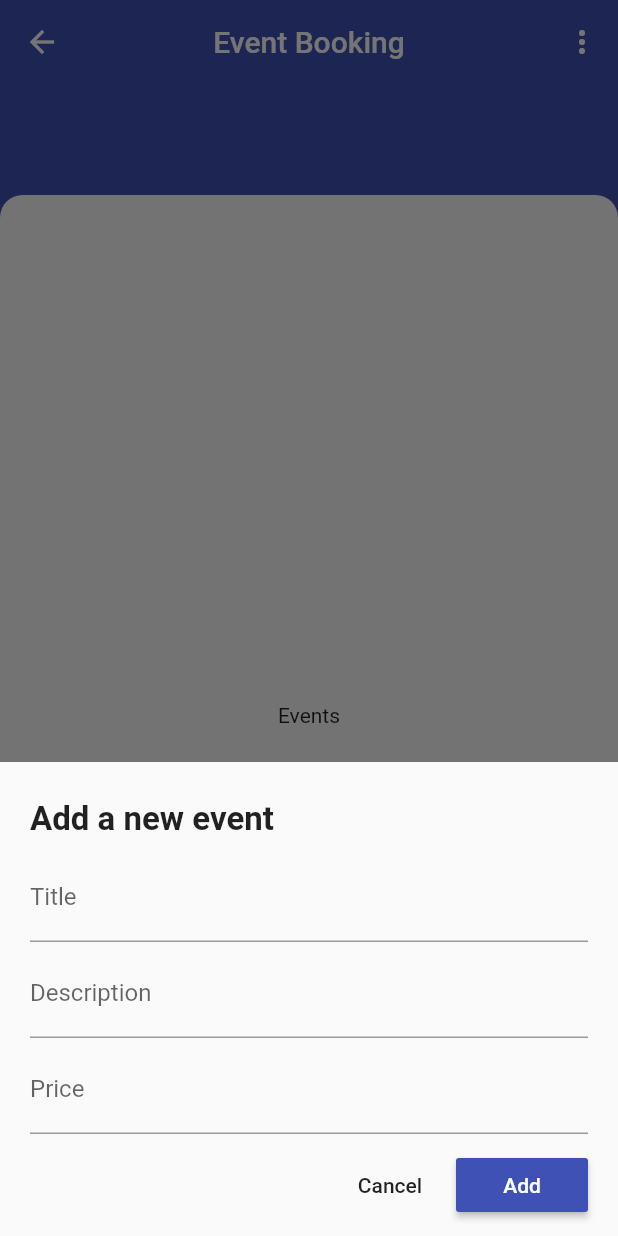
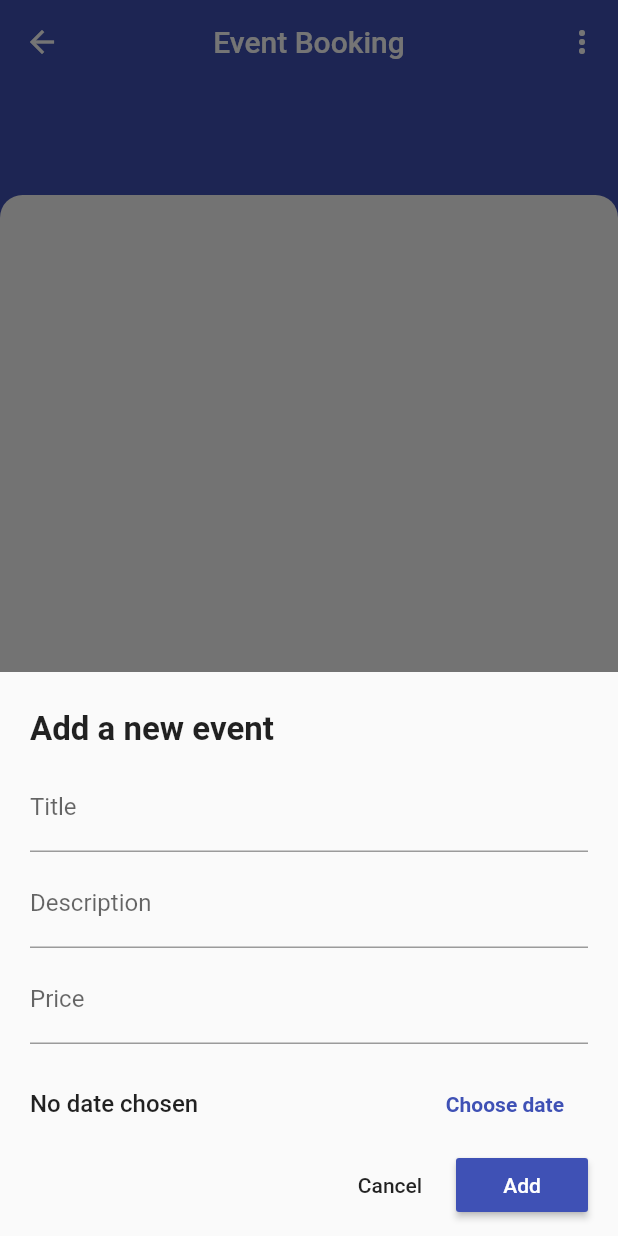
Before and after one commit to MahdiArabpour/event_booking_frontend, a Flutter app: the DashboardPage screen opened by its route, after a tap on the "add" icon, on a phone screen of 412 x 824 dp. Run offline on Flutter 3.47's test engine with Material 2 defaults, Android fonts, the phone set to English and light mode, and no system bars; our stand-ins replace built_collection, built_value, equatable, flutter_bloc, flutter_secure_storage, fluttertoast and 2 more; accounts and stored records are empty; generated files the repository leaves out were written again; Roboto replaces fonts that are missing (OpenSans).

Commit message:
added DatePicker

```diff
--- a/lib/src/app.dart
+++ b/lib/src/app.dart
@@ -1,10 +1,9 @@
 import 'package:event_booking/service_locator.dart';
 import 'package:event_booking/src/ui/global/theme/bloc/bloc.dart';
 import 'package:event_booking/src/ui/global/theme/provider/theme_provider.dart';
-import 'package:event_booking/src/ui/pages/auth_page/auth_page.dart';
 import 'package:event_booking/src/ui/pages/auth_page/bloc/submit_bloc/bloc.dart';
+import 'package:event_booking/src/ui/pages/dashboard_page/dashboard-page.dart';
 import 'package:event_booking/src/ui/pages/settings_page/settings_page.dart';
-import 'file:///D:/Programing%20Projects/flutter_projects/event_booking/lib/src/ui/pages/dashboard_page/dashboard-page.dart';
 import 'package:flutter/material.dart';
 import 'package:flutter_bloc/flutter_bloc.dart';
 import 'package:provider/provider.dart';
--- a/lib/src/ui/pages/auth_page/bloc/submit_bloc/submit_bloc.dart
+++ b/lib/src/ui/pages/auth_page/bloc/submit_bloc/submit_bloc.dart
@@ -1,6 +1,5 @@
 import 'package:flutter_bloc/flutter_bloc.dart';
 import 'package:meta/meta.dart';
-import '../../../../../../service_locator.dart';
 import 'bloc.dart';
 
 import '../../../../../usecases/login.dart';
--- a/lib/src/ui/pages/dashboard_page/dashboard-page.dart
+++ b/lib/src/ui/pages/dashboard_page/dashboard-page.dart
@@ -27,7 +27,7 @@ class DashboardPage extends StatelessWidget {
         ],
         appBarBottom: TabBar(
           unselectedLabelColor: Theme.of(context).unselectedWidgetColor,
-          indicator: CircleTabIndicator(radius: 3.0),
+          indicator: CircleTabIndicator(strokeWidth: 4.0, lineWidth: MediaQuery.of(context).size.width / 3),
           tabs: <Widget>[
             Tab(
               icon: Icon(Icons.event),
--- a/lib/src/ui/pages/dashboard_page/tab_bar_indicator_painter/circle_tab_indicator.dart
+++ b/lib/src/ui/pages/dashboard_page/tab_bar_indicator_painter/circle_tab_indicator.dart
@@ -3,8 +3,8 @@ import 'package:flutter/material.dart';
 class CircleTabIndicator extends Decoration {
   final BoxPainter _painter;
 
-  CircleTabIndicator({Color color = Colors.white, @required double radius})
-      : _painter = _CirclePainter(color, radius);
+  CircleTabIndicator({Color color = Colors.white, @required double strokeWidth, @required lineWidth})
+      : _painter = _CirclePainter(color, strokeWidth, lineWidth);
 
   @override
   BoxPainter createBoxPainter([onChanged]) => _painter;
@@ -12,17 +12,23 @@ class CircleTabIndicator extends Decoration {
 
 class _CirclePainter extends BoxPainter {
   final Paint _paint;
-  final double radius;
+  final double strokeWidth;
+  final double lineWidth;
 
-  _CirclePainter(Color color, this.radius)
+  _CirclePainter(Color color, this.strokeWidth, this.lineWidth)
       : _paint = Paint()
     ..color = color
+    ..strokeWidth = strokeWidth
     ..isAntiAlias = true;
 
   @override
   void paint(Canvas canvas, Offset offset, ImageConfiguration cfg) {
-    final Offset circleOffset =
-        offset + Offset(cfg.size.width / 2, cfg.size.height - radius - 5);
-    canvas.drawCircle(circleOffset, radius, _paint);
+    final Offset leftOffset =
+        offset + Offset(cfg.size.width / 2 - lineWidth / 2, cfg.size.height - (strokeWidth / 2) - 5);
+    final Offset rightOffset =
+        offset + Offset(cfg.size.width / 2 + lineWidth / 2, cfg.size.height - (strokeWidth / 2) - 5);
+    canvas.drawCircle(leftOffset, strokeWidth / 2, _paint);
+    canvas.drawLine(leftOffset, rightOffset, _paint);
+    canvas.drawCircle(rightOffset, strokeWidth / 2, _paint);
   }
 }
--- a/lib/src/ui/pages/dashboard_page/widgets/modal_bottom_sheet_body.dart
+++ b/lib/src/ui/pages/dashboard_page/widgets/modal_bottom_sheet_body.dart
@@ -1,6 +1,25 @@
 import 'package:flutter/material.dart';
+import 'package:intl/intl.dart';
 
-class ModalBottomSheetBody extends StatelessWidget {
+class ModalBottomSheetBody extends StatefulWidget {
+  @override
+  _ModalBottomSheetBodyState createState() => _ModalBottomSheetBodyState();
+}
+
+class _ModalBottomSheetBodyState extends State<ModalBottomSheetBody> {
+  DateTime _selectedDate;
+
+  _onChooseDateButtonPressed(BuildContext context) async {
+    final pickedDate = await showDatePicker(
+      context: context,
+      initialDate: DateTime.now(),
+      firstDate: DateTime(2000),
+      lastDate: DateTime.now(),
+    );
+    if (pickedDate == null) return;
+    setState(() => _selectedDate = pickedDate);
+  }
+
   @override
   Widget build(BuildContext context) {
     return SingleChildScrollView(
@@ -14,51 +33,76 @@ class ModalBottomSheetBody extends StatelessWidget {
         child: Column(
           crossAxisAlignment: CrossAxisAlignment.start,
           children: <Widget>[
-            Text(
+            const Text(
               "Add a new event",
               style: TextStyle(
                 fontSize: 22.0,
                 fontWeight: FontWeight.bold,
               ),
             ),
-            SizedBox(
+            const SizedBox(
               height: 10.0,
             ),
-            TextField(
+            const TextField(
               decoration: InputDecoration(
                 labelText: "Title",
               ),
             ),
-            SizedBox(
+            const SizedBox(
               height: 5.0,
             ),
-            TextField(
+            const TextField(
               decoration: InputDecoration(
                 labelText: "Description",
               ),
             ),
-            SizedBox(
+            const SizedBox(
               height: 5.0,
             ),
-            TextField(
+            const TextField(
               keyboardType: TextInputType.numberWithOptions(),
               decoration: InputDecoration(
                 labelText: "Price",
               ),
             ),
-            SizedBox(
+            const SizedBox(
               height: 10.0,
+            ),
+            Container(
+              height: 60,
+              child: Row(
+                mainAxisAlignment: MainAxisAlignment.spaceBetween,
+                children: <Widget>[
+                  Text(
+                    _selectedDate == null
+                        ? 'No date chosen'
+                        : 'Date: ${DateFormat.yMMMd().format(_selectedDate)}',
+                    style: TextStyle(
+                      fontSize: 16.0,
+                      fontWeight: FontWeight.w500,
+                    ),
+                  ),
+                  FlatButton(
+                    textColor: Theme.of(context).primaryColor,
+                    onPressed: () => _onChooseDateButtonPressed(context),
+                    child: const Text(
+                      'Choose date',
+                      style: TextStyle(fontWeight: FontWeight.bold),
+                    ),
+                  ),
+                ],
+              ),
             ),
             Row(
               mainAxisAlignment: MainAxisAlignment.end,
               children: <Widget>[
                 FlatButton(
                   onPressed: () => Navigator.of(context).pop(),
-                  child: Text('Cancel'),
+                  child: const Text('Cancel'),
                 ),
                 RaisedButton(
                   onPressed: () {},
-                  child: Text('Add'),
+                  child: const Text('Add'),
                   color: Theme.of(context).primaryColor,
                   textColor: Colors.white,
                 ),
--- a/lib/src/ui/pages/dashboard_page/widgets/over_flow_menu.dart
+++ b/lib/src/ui/pages/dashboard_page/widgets/over_flow_menu.dart
@@ -1,4 +1,3 @@
-import 'package:event_booking/service_locator.dart';
 import 'package:flutter/material.dart';
 
 import './logout_alert.dart';
--- a/pubspec.yaml
+++ b/pubspec.yaml
@@ -19,6 +19,7 @@ dependencies:
   flutter_secure_storage: ^3.3.3
   shared_preferences: ^0.5.7+3
   fluttertoast: ^4.0.1
+  intl: ^0.16.1
   flutter:
     sdk: flutter
 
```
Also changed, not shown: pubspec.lock, 1 other file.
